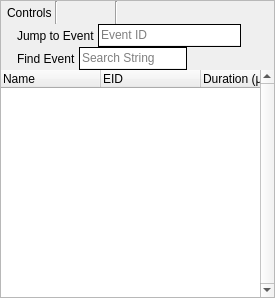
baldurk/renderdoc, file qrenderdoc/Windows/EventBrowser.ui: the form before one commit.
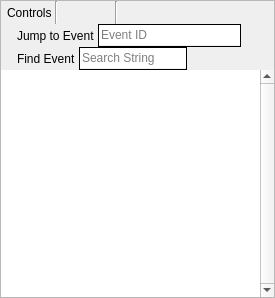
The form after the commit. Icons and pictures are not drawn. Custom widgets are drawn as their Qt base class.

Commit message:
Use new RDTreeWidget everywhere in favour of QTreeWidget
* Since we're promoting everything, we reset the behaviour of
  RDTreeWidget so that it's not doing anything different by default.
* RDTreeWidget's interface is a bit different, exposing some useful
  things like a single selected item and so on.
* We also can't set columns in the Qt Creator UI anymore, so we set them
  from code.

```diff
--- a/qrenderdoc/Windows/EventBrowser.ui
+++ b/qrenderdoc/Windows/EventBrowser.ui
@@ -572,27 +572,6 @@
      <attribute name="headerStretchLastSection">
       <bool>false</bool>
      </attribute>
-     <column>
-      <property name="text">
-       <string>Name</string>
-      </property>
-     </column>
-     <column>
-      <property name="text">
-       <string>EID</string>
-      </property>
-      <property name="toolTip">
-       <string/>
-      </property>
-      <property name="whatsThis">
-       <string/>
-      </property>
-     </column>
-     <column>
-      <property name="text">
-       <string>Duration (µs)</string>
-      </property>
-     </column>
     </widget>
    </item>
   </layout>
@@ -605,7 +584,7 @@
   </customwidget>
   <customwidget>
    <class>RDTreeWidget</class>
-   <extends>QTreeWidget</extends>
+   <extends>QTreeView</extends>
    <header>Widgets/Extended/RDTreeWidget.h</header>
   </customwidget>
  </customwidgets>
```
The commit also changes 31 other files.
